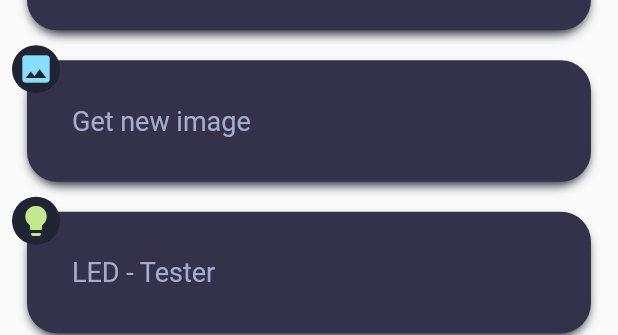
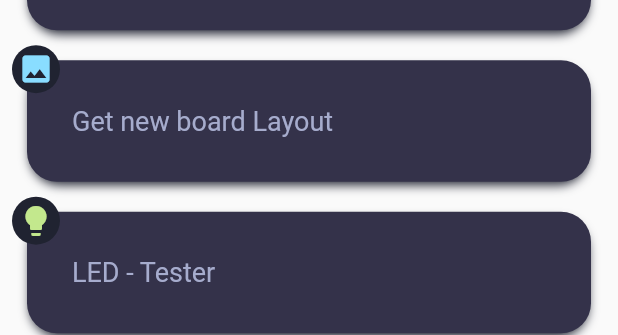
Before and after one commit to manuu10/awesome_board, a Flutter app: the SettingsScreen widget shown alone on an empty page, opened directly, scrolled down 1060 dp, on a phone screen of 412 x 824 dp. Shown: the part 877-1212 px from the top of the screen. Run offline on Flutter 3.47's test engine with Material 2 defaults, Android fonts, the light colour scheme and no system bars; our stand-ins replace bottom_navy_bar, hive, hive_flutter, permission_handler, sqflite; missing offline and left inert: flutter_ble_lib, gradient_text; accounts and stored records are empty; generated files the repository leaves out were written again; statements that could not run were skipped.

Commit message:
fetch image text updated

```diff
--- a/lib/screens/settings_screen.dart
+++ b/lib/screens/settings_screen.dart
@@ -603,7 +603,7 @@ class _SettingsScreenState extends State<SettingsScreen> {
                     CustomCard(
                       headChild: Icon(Icons.image, color: _theme.operatorsColor),
                       child: Text(
-                        "Get new image",
+                        "Get new board Layout",
                         style: TextStyle(color: _theme.foreground, fontSize: 18),
                       ),
                       onPress: () async {
```
